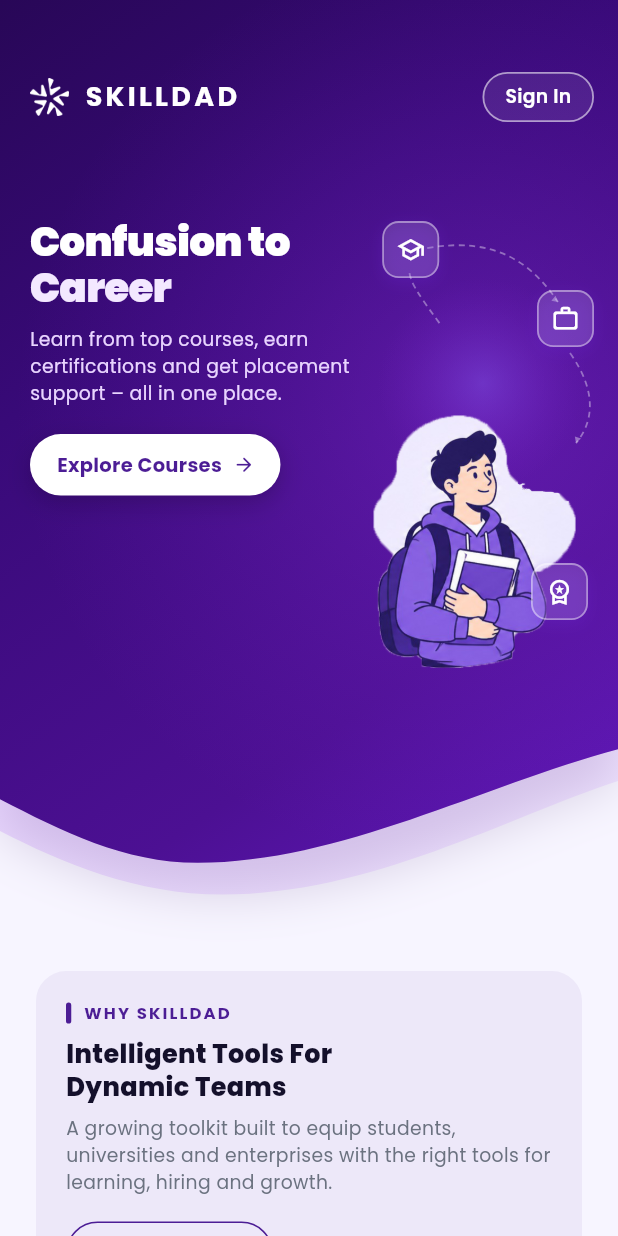
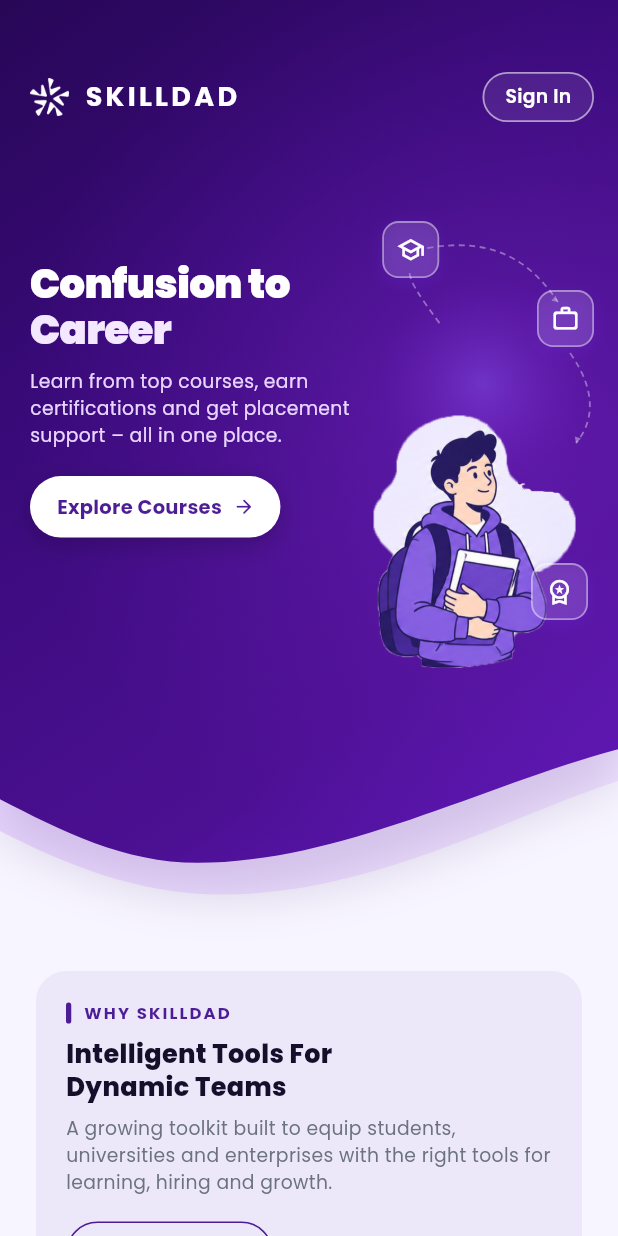
Before and after one commit to prohostix12/skilldad-mobile, a Flutter app: the screen it shows after launch, on a phone screen of 412 x 824 dp. Run offline on Flutter 3.47's test engine with Material 3 defaults, Android fonts, the light colour scheme and no system bars; our stand-ins replace google_fonts, image_picker, share_plus, shared_preferences, web, webview_flutter and 1 more; missing offline and left inert: dart:js_interop, dart:ui_web; accounts and stored records are empty; network calls fail.

Commit message:
style(home): place text content lower in top purple hero section

```diff
--- a/lib/screens/home_screen.dart
+++ b/lib/screens/home_screen.dart
@@ -399,11 +399,13 @@ class _HeroContentState extends State<_HeroContent> with SingleTickerProviderSta
       children: [
         Expanded(
           flex: 15,
-          child: Column(
-            crossAxisAlignment: CrossAxisAlignment.start,
-            children: [
-              FadeTransition(
-                opacity: _titleFade,
+          child: Padding(
+            padding: const EdgeInsets.only(top: 28),
+            child: Column(
+              crossAxisAlignment: CrossAxisAlignment.start,
+              children: [
+                FadeTransition(
+                  opacity: _titleFade,
                 child: SlideTransition(
                   position: _titleSlide,
                   child: const Column(
@@ -462,6 +464,7 @@ class _HeroContentState extends State<_HeroContent> with SingleTickerProviderSta
             ],
           ),
         ),
+      ),
         const SizedBox(width: 8),
         const Expanded(
           flex: 10,
```
